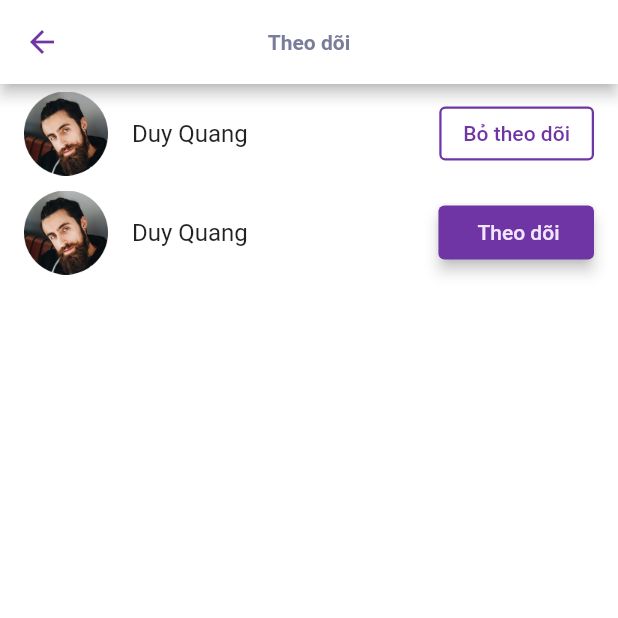
After one commit to we-trade-graduation-team/we-trade, a Flutter app: the FollowingScreen screen opened directly, on a phone screen of 412 x 824 dp, the top half of it. The commit adds this screen. Run offline on Flutter 3.47's test engine with Material 2 defaults, Android fonts, the phone set to English and light mode, and no system bars; our stand-ins replace flutter_svg, group_button.

Commit message:
ui_following_screen

```diff
--- a/lib/screens/account/account_screen.dart
+++ b/lib/screens/account/account_screen.dart
@@ -1,4 +1,5 @@
 import 'package:flutter/material.dart';
+import 'package:we_trade/screens/following/following_screen.dart';
 
 import '../../configs/constants/color.dart';
 
@@ -11,7 +12,7 @@ class AccountScreen extends StatelessWidget {
   Widget profileNavigationLabel(
       Widget topWid, Widget botWid, Function navigateToScreen) {
     return GestureDetector(
-      onTap: () => navigateToScreen,
+      onTap: () => navigateToScreen(),
       // ignore: sort_child_properties_last
       child: Column(
         children: <Widget>[
@@ -56,7 +57,6 @@ class AccountScreen extends StatelessWidget {
                       children: <Widget>[
                         Row(
                           mainAxisAlignment: MainAxisAlignment.end,
-
                           children: <Widget>[
                             IconButton(
                                 color: kPrimaryLightColor,
@@ -144,11 +144,18 @@ class AccountScreen extends StatelessWidget {
                               profileNavigationLabel(
                                 const Text('0'),
                                 const Text('Theo dõi'),
-                                () {},
+                                () {
+                                  // print('theo doi click');
+                                  Navigator.of(context)
+                                      .pushNamed(FollowingScreen.routeName);
+                                },
                               ),
                               profileNavigationLabel(
                                 const Text('1'),
-                                const Text('Người theo dõi'),
+                                const Text(
+                                  'Người theo \n dõi',
+                                  textAlign: TextAlign.center,
+                                ),
                                 () {},
                               ),
                             ],
--- /dev/null
+++ b/lib/screens/following/following_screen.dart
@@ -0,0 +1,60 @@
+import 'package:flutter/material.dart';
+import 'package:we_trade/configs/constants/color.dart';
+
+class FollowingScreen extends StatelessWidget {
+  static const routeName = '/following';
+
+  @override
+  Widget build(BuildContext context) {
+    return Scaffold(
+      appBar: AppBar(
+        title: const Text('Theo dõi'),
+      ),
+      body: Container(
+        child: ListView.builder(
+          itemBuilder: (ctx, index) => Padding(
+            padding: const EdgeInsets.symmetric(vertical: 5),
+            child: ListTile(
+              leading: Image.asset(
+                'assets/images/Chat_screen_ava_temp/user.png',
+                height: 60,
+                fit: BoxFit.cover,
+              ),
+              title: const Text('Duy Quang'),
+              trailing: index == 0
+                  ? OutlinedButton(
+                      onPressed: () {
+                        print('Bo theo doi button pressed');
+                      },
+                      style: OutlinedButton.styleFrom(
+                        side: const BorderSide(
+                          color: kPrimaryColor,
+                          width: 1.5,
+                        ),
+                      ),
+                      child: const Text(
+                        'Bỏ theo dõi',
+                        style: TextStyle(
+                          color: kPrimaryColor,
+                        ),
+                      ),
+                    )
+                  : ElevatedButton(
+                      onPressed: () {
+                        print('theo doi pressed');
+                      },
+                      style: ElevatedButton.styleFrom(
+                        primary: kPrimaryColor,
+                        elevation: 4,
+                        onPrimary: kPrimaryLightColor,
+                      ),
+                      child: const Text('   Theo dõi  '),
+                    ),
+            ),
+          ),
+          itemCount: 2,
+        ),
+      ),
+    );
+  }
+}
```
